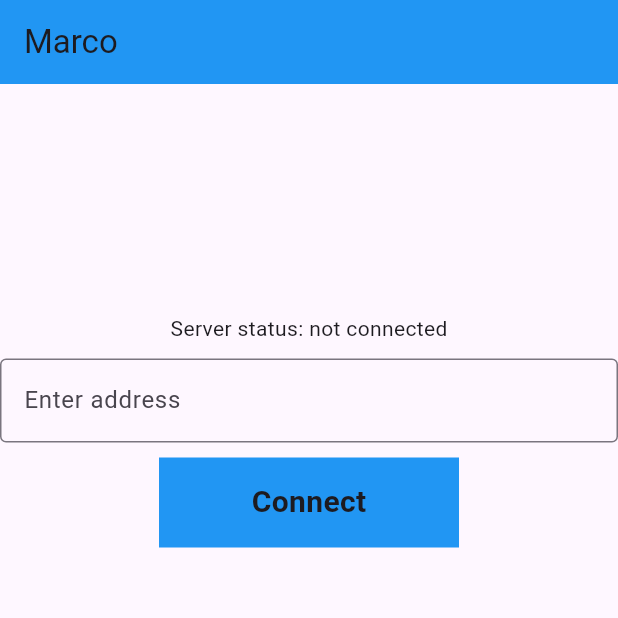
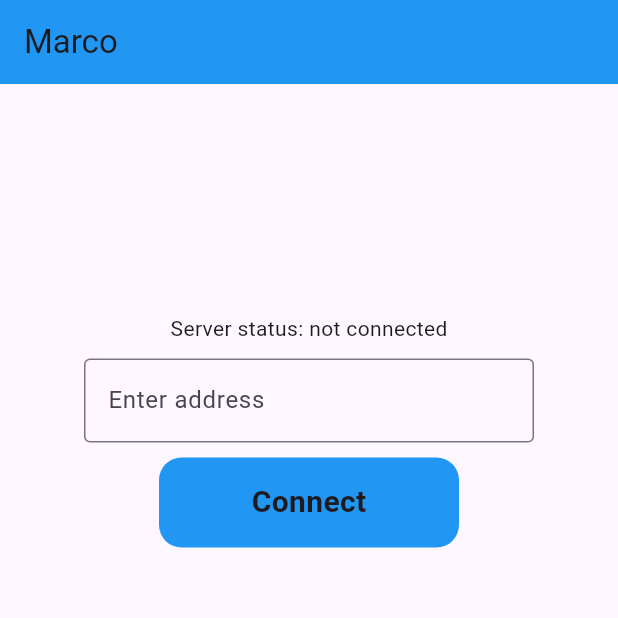
Before and after one commit to SreeHarshan/Marco_frontend, a Flutter app: the screen it shows after launch, after a tap on "Connect", on a phone screen of 412 x 824 dp, the top half of it. Run offline on Flutter 3.47's test engine with Material 3 defaults, Android fonts, the phone set to English and light mode, and no system bars; our stand-ins replace battery_plus, socket_io_client; missing offline and left inert: network_discovery; network calls fail.

```diff
--- a/lib/home.dart
+++ b/lib/home.dart
@@ -1,8 +1,12 @@
 import 'dart:async';
 
 import 'package:flutter/material.dart';
+import 'package:flutter/widgets.dart';
+import 'package:flutter_mobile_app/components/snackbar.dart';
 import 'package:flutter_mobile_app/socket.dart';
 import 'package:battery_plus/battery_plus.dart';
+
+import 'package:flutter_mobile_app/network.dart' as Network;
 
 class Home extends StatefulWidget {
   @override
@@ -26,23 +30,42 @@ class _home extends State<Home> {
   @override
   void initState() {
     super.initState();
+    WidgetsFlutterBinding.ensureInitialized();
+    _controller = TextEditingController();
 
-    _controller = TextEditingController();
     socketManager = SocketManager();
+    autoConnect();
 
     _battery.batteryState.then(_updateBatteryState);
     _batteryStateSubscription =
         _battery.onBatteryStateChanged.listen(_updateBatteryState);
   }
 
+  void autoConnect() async {
+    print("Checking wifi status");
+    if (await Network.isDevicePresent()) {
+      print("Wifi is turned on");
+
+      await Future.delayed(const Duration(seconds: 3));
+
+      if (Network.isServerFound()) {
+        String serverAddress = Network.getServerAdress();
+        _controller.text = serverAddress;
+        showSnackBar(context, "Detected server at $serverAddress");
+      }
+    } else {
+      print("Wifi is not turned on");
+    }
+  }
+
   Future<void> checkPercent() async {
     _batteryPercent = await _battery.batteryLevel;
     Timer.periodic(const Duration(minutes: 1), (timer) async {
       if (_batteryState == BatteryState.charging) {
-        var _level = await _battery.batteryLevel;
-        if (_level != _batteryPercent) {
+        var level = await _battery.batteryLevel;
+        if (level != _batteryPercent) {
           setState(() {
-            _batteryPercent = _level;
+            _batteryPercent = level;
           });
           sendData();
         }
@@ -84,6 +107,12 @@ class _home extends State<Home> {
     sendData();
   }
 
+  void disconnect() {
+    if (socketManager.isConnected()) {
+      socketManager.disconnect();
+    }
+  }
+
   @override
   Widget build(BuildContext context) {
     return Scaffold(
@@ -98,17 +127,24 @@ class _home extends State<Home> {
             child: Text("Server status: $status"),
           ),
           const SizedBox(height: 10),
-          TextField(
-              controller: _controller,
-              decoration: const InputDecoration(
-                  hintText: "Enter address", border: OutlineInputBorder())),
+          SizedBox(
+            width: 300,
+            child: TextField(
+                controller: _controller,
+                decoration: const InputDecoration(
+                    focusColor: Colors.blue,
+                    hintText: "Enter address",
+                    border: OutlineInputBorder())),
+          ),
           const SizedBox(height: 10),
           GestureDetector(
-            onTap: () => connect(),
+            onTap: () => connected ? disconnect() : connect(),
             child: Container(
               width: 200,
               height: 60,
-              color: Colors.blue,
+              decoration: const BoxDecoration(
+                  color: Colors.blue,
+                  borderRadius: BorderRadius.all(Radius.circular(15.0))),
               child: Center(
                 child: Text(
                   (connected) ? "Disconnect" : "Connect",
--- /dev/null
+++ b/lib/network.dart
@@ -0,0 +1,36 @@
+import 'package:network_discovery/network_discovery.dart';
+
+const List<int> ports = [5000, 5001, 8000, 8001];
+
+bool _serverFound = false;
+String _serverAddress = "";
+
+Future<bool> isDevicePresent() async {
+  final String deviceIP = await NetworkDiscovery.discoverDeviceIpAddress();
+
+  if (deviceIP.isNotEmpty) {
+    print("Device IP:$deviceIP");
+    String subnet = deviceIP.substring(0, deviceIP.lastIndexOf('.'));
+    if (deviceIP.substring(0, deviceIP.indexOf('.')) == '100') {
+      print("Hotspot turned on,changing subnet to 192.168.41");
+      subnet = "192.168.41";
+    } else {
+      subnet = deviceIP.substring(0, deviceIP.lastIndexOf('.'));
+    }
+
+    final stream = NetworkDiscovery.discoverMultiplePorts(subnet, ports);
+
+    stream.listen((NetworkAddress addr) {
+      _serverFound = true;
+      _serverAddress = "${addr.ip}:${addr.openPorts[0]}";
+      print('Found server: $_serverAddress');
+    });
+
+    return true;
+  }
+  return false;
+}
+
+bool isServerFound() => _serverFound;
+
+String getServerAdress() => _serverAddress;
--- a/lib/socket.dart
+++ b/lib/socket.dart
@@ -28,7 +28,7 @@ class SocketManager {
     socket.disconnect();
   }
 
-  bool isConnected() => socket.connected;
+  bool isConnected() => url != "" && socket.connected;
 
   void sendMsg(String eventName, var msg) {
     socket.emit(eventName, msg);
--- a/pubspec.yaml
+++ b/pubspec.yaml
@@ -37,6 +37,7 @@ dependencies:
   cupertino_icons: ^1.0.6
   socket_io_client: ^2.0.0
   battery_plus: ^6.0.1
+  network_discovery: ^1.0.0
 
 dev_dependencies:
   flutter_test:
```
Also changed, not shown: lib/components/snackbar.dart (added, +8 -0 lines), pubspec.lock.
